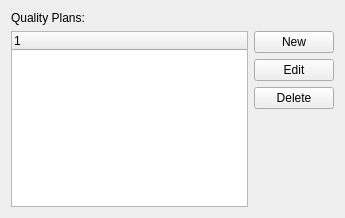
tomdatkins/xtuple, file source/commercialcore/foundation-database/quality/uiforms/qplans.ui: the form before one commit.
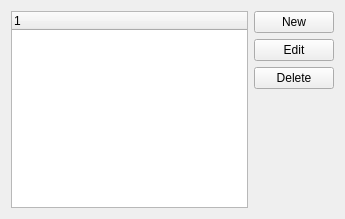
The form after the commit. Custom widgets are drawn as their Qt base class.

The edit to the form file:
```diff
--- a/source/commercialcore/foundation-database/quality/uiforms/qplans.ui
+++ b/source/commercialcore/foundation-database/quality/uiforms/qplans.ui
@@ -14,27 +14,14 @@
     <x>0</x>
     <y>0</y>
     <width>345</width>
-    <height>218</height>
+    <height>219</height>
    </rect>
   </property>
   <property name="windowTitle">
    <string>Quality Plans</string>
   </property>
   <layout class="QGridLayout" name="gridLayout">
-   <item row="2" column="0">
-    <widget class="XTreeWidget" name="_list"/>
-   </item>
-   <item row="0" column="0">
-    <widget class="QLabel" name="_listLit">
-     <property name="text">
-      <string>Quality Plans:</string>
-     </property>
-     <property name="buddy">
-      <cstring>_list</cstring>
-     </property>
-    </widget>
-   </item>
-   <item row="2" column="2">
+   <item row="1" column="2">
     <layout class="QVBoxLayout" name="verticalLayout_2">
      <item>
       <widget class="QPushButton" name="_new">
@@ -72,6 +59,9 @@
      </item>
     </layout>
    </item>
+   <item row="1" column="0">
+    <widget class="XTreeWidget" name="_list"/>
+   </item>
   </layout>
  </widget>
  <customwidgets>
```
